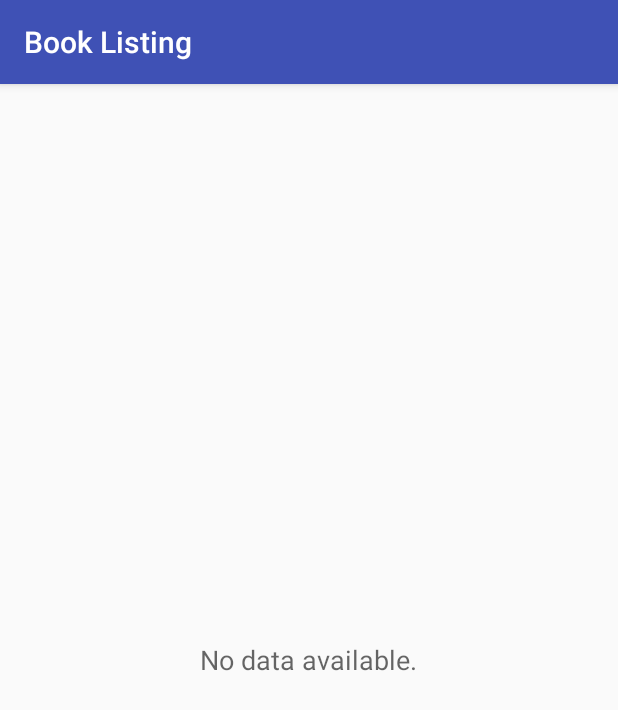
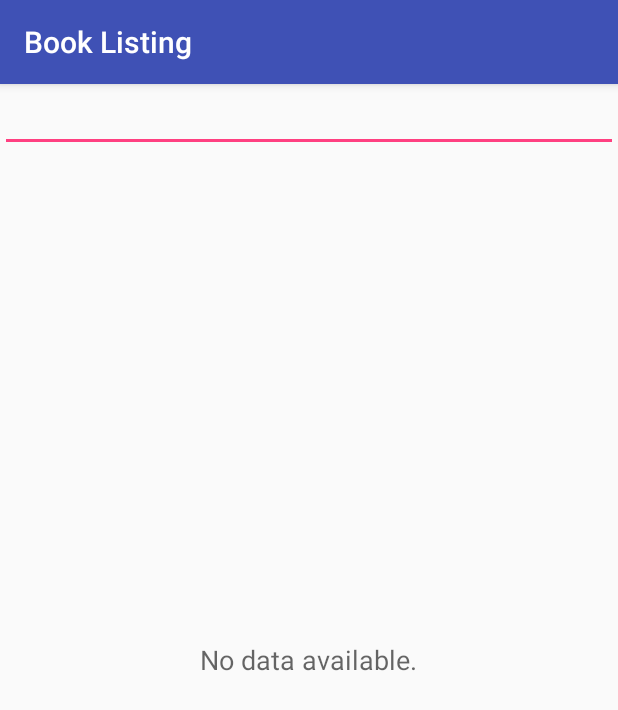
Before and after one commit to anega/book-listing, an Android app: the screen it shows after launch (MainActivity), on a phone screen of 412 x 824 dp. Shown: the top 710 px of the screen. Run offline under Robolectric (Android 15) with nearby library versions, the phone set to English and light mode, and no system bars.

```diff
--- a/app/src/main/java/com/example/android/booklisting/MainActivity.java
+++ b/app/src/main/java/com/example/android/booklisting/MainActivity.java
@@ -9,8 +9,13 @@ import android.net.NetworkInfo;
 import android.net.Uri;
 import android.support.v7.app.AppCompatActivity;
 import android.os.Bundle;
+import android.util.Log;
+import android.view.KeyEvent;
 import android.view.View;
+import android.view.inputmethod.EditorInfo;
 import android.widget.AdapterView;
+import android.widget.Button;
+import android.widget.EditText;
 import android.widget.ListView;
 import android.widget.ProgressBar;
 import android.widget.TextView;
@@ -24,11 +29,12 @@ public class MainActivity extends AppCompatActivity implements LoaderManager.Loa
     // Set the class log tag
     private static final String LOG_TAG = MainActivity.class.getName();
     // URL for book data from google
-    private static final String BOOK_URL = "https://www.googleapis.com/books/v1/volumes?q=android";
+    private static String BOOK_URL = "https://www.googleapis.com/books/v1/volumes?q=bonobo";
     // Constant value for the book loader ID
     private static final int BOOK_LOADER_ID = 0;
     // TextView that is displayed when the list is empty
     private TextView mEmptyStateTextView;
+    // Loading data ProgressBar
     private ProgressBar mIndeterminateBar;
 
     @Override
@@ -44,6 +50,7 @@ public class MainActivity extends AppCompatActivity implements LoaderManager.Loa
         // Find a reference to the empty earthquakes view in the layout
         mEmptyStateTextView = findViewById(R.id.tv_empty_books);
         mIndeterminateBar = findViewById(R.id.indeterminateBar);
+        final EditText queryWord = findViewById(R.id.et_main_queryword);
 
         // Set the adapter on the {@link} ListView, so the list can be populated in the user interface
         bookListView.setAdapter(mAdapter);
@@ -74,9 +81,20 @@ public class MainActivity extends AppCompatActivity implements LoaderManager.Loa
             // Update empty state with no connection error message
             mEmptyStateTextView.setText(R.string.no_intenet);
         }
-
         // Set empty view for no books response
         bookListView.setEmptyView(mEmptyStateTextView);
+
+        queryWord.setOnEditorActionListener(new EditText.OnEditorActionListener() {
+            @Override
+            public boolean onEditorAction(TextView textView, int i, KeyEvent keyEvent) {
+                if (keyEvent != null || i == EditorInfo.IME_ACTION_SEARCH) {
+                    BOOK_URL = "https://www.googleapis.com/books/v1/volumes?q=" + queryWord.getText().toString();
+                    getLoaderManager().restartLoader(BOOK_LOADER_ID, null, MainActivity.this);
+                }
+
+                return true;
+            }
+        });
     }
 
     @Override
--- a/app/src/main/res/layout/activity_main.xml
+++ b/app/src/main/res/layout/activity_main.xml
@@ -6,10 +6,19 @@
     android:layout_height="match_parent"
     android:orientation="vertical">
 
+    <EditText
+        android:id="@+id/et_main_queryword"
+        android:layout_width="match_parent"
+        android:layout_height="wrap_content"
+        android:imeOptions="actionSearch"
+        android:inputType="text"
+        tools:ignore="LabelFor,ObsoleteLayoutParam" />
+
     <ListView
         android:id="@+id/lv_main_bookslist"
         android:layout_width="match_parent"
         android:layout_height="match_parent"
+        android:layout_marginTop="40dp"
         android:divider="@null"
         android:dividerHeight="0dp" />
 
--- a/app/src/main/res/values/strings.xml
+++ b/app/src/main/res/values/strings.xml
@@ -3,4 +3,6 @@
     <string name="todo">TODO</string>
     <string name="no_data_available">No data available.</string>
     <string name="no_intenet">No internet connection.</string>
+    <string name="search">Search</string>
+    <string name="init_message">Please fill the search box with a query you want to search for.</string>
 </resources>
```
Also changed, not shown: app/src/main/java/com/example/android/booklisting/QueryUtils.java (+8 -2 lines).
